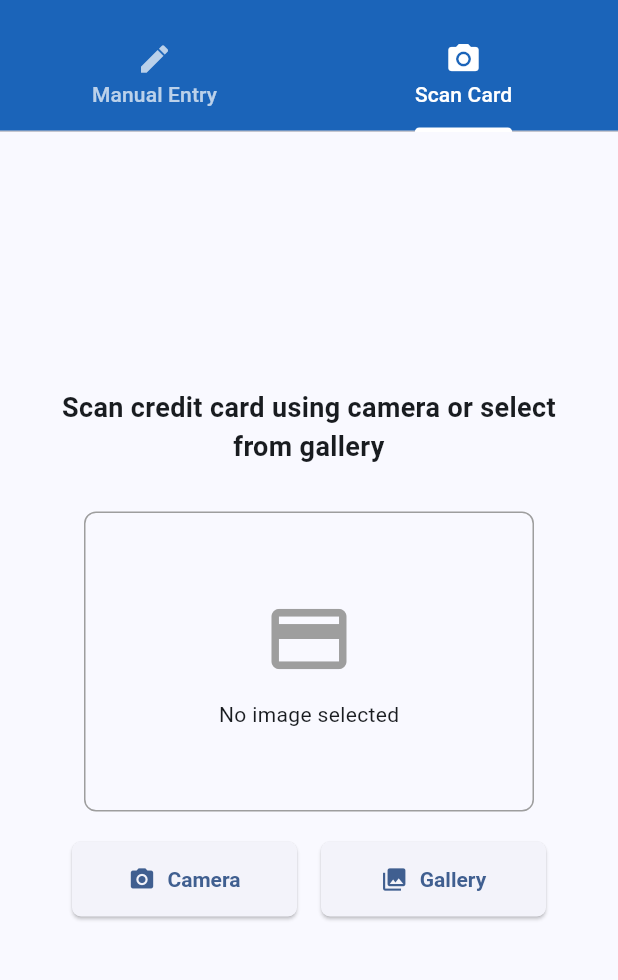
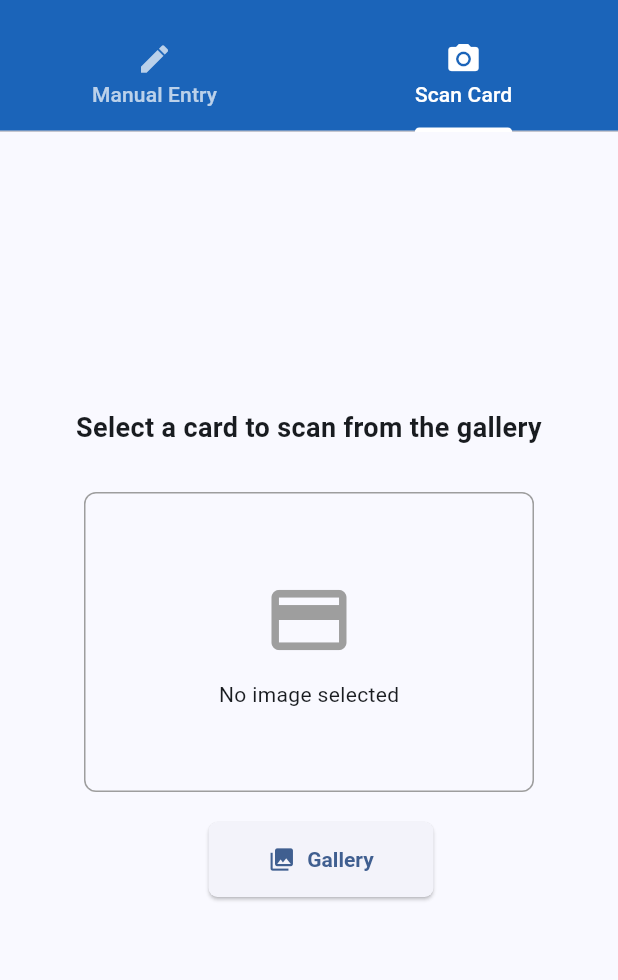
Before and after one commit to OlwethuB/card_reader, a Flutter app: the screen it shows after launch, tab 2 chosen, on a phone screen of 412 x 824 dp, the part 63-1043 px from its top. Run offline on Flutter 3.47's test engine with Material 3 defaults, Android fonts, the phone set to English and light mode, and no system bars; our stand-ins replace camera, flutter_riverpod, image_picker, shared_preferences; missing offline and left inert: google_ml_kit.

Commit message:
Remember to revisit camera feature

```diff
--- a/lib/components/scan_camera.dart
+++ b/lib/components/scan_camera.dart
@@ -246,7 +246,8 @@ class _ScanCameraState extends State<ScanCamera> {
             mainAxisAlignment: MainAxisAlignment.center,
             children: [
               const Text(
-                'Scan credit card using camera or select from gallery',
+                'Select a card to scan from the gallery',
+                // 'Scan credit card using camera or select from gallery',
                 textAlign: TextAlign.center,
                 style: TextStyle(fontSize: 18, fontWeight: FontWeight.bold),
               ),
@@ -373,17 +374,17 @@ class _ScanCameraState extends State<ScanCamera> {
                 Row(
                   mainAxisAlignment: MainAxisAlignment.center,
                   children: [
-                    ElevatedButton.icon(
-                      icon: const Icon(Icons.camera_alt),
-                      label: const Text('Camera'),
-                      onPressed: () => setState(() => _showScanner = true),
-                      style: ElevatedButton.styleFrom(
-                        minimumSize: const Size(150, 50),
-                        padding: const EdgeInsets.symmetric(vertical: 16),
-                        textStyle: const TextStyle(fontWeight: FontWeight.bold),
-                        shape: RoundedRectangleBorder( borderRadius: BorderRadius.circular(6), ),
-                      ),
-                    ),
+                    // ElevatedButton.icon(
+                    //   icon: const Icon(Icons.camera_alt),
+                    //   label: const Text('Camera'),
+                    //   onPressed: () => setState(() => _showScanner = true),
+                    //   style: ElevatedButton.styleFrom(
+                    //     minimumSize: const Size(150, 50),
+                    //     padding: const EdgeInsets.symmetric(vertical: 16),
+                    //     textStyle: const TextStyle(fontWeight: FontWeight.bold),
+                    //     shape: RoundedRectangleBorder( borderRadius: BorderRadius.circular(6), ),
+                    //   ),
+                    // ),
                     const SizedBox(width: 16),
                     ElevatedButton.icon(
                       icon: const Icon(Icons.photo_library),
```
